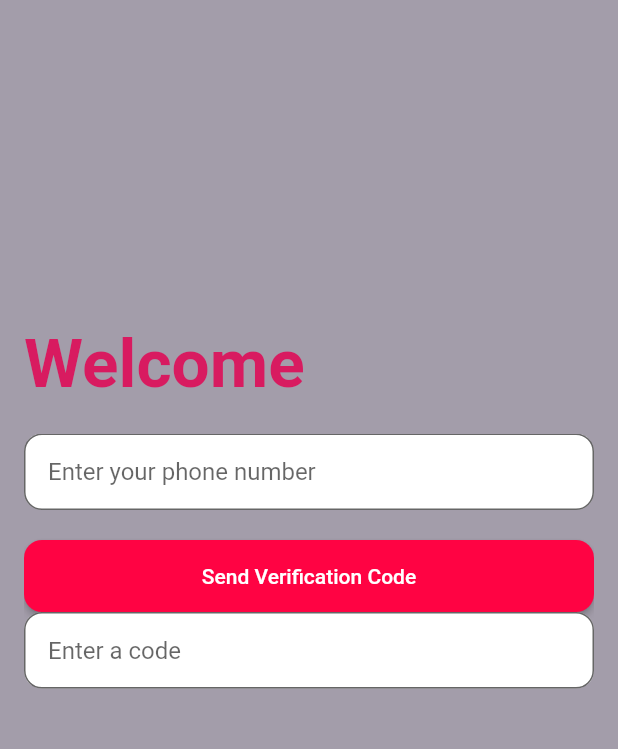
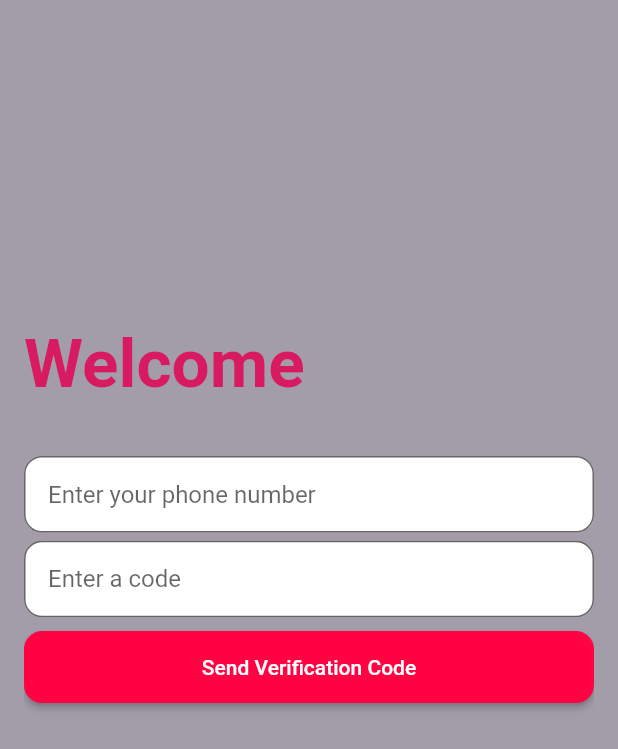
Before and after one commit to qweufibeze/charless, a Flutter app: the PhoneAuthScreenContent screen opened directly, after a tap on "Send Verification Code", on a phone screen of 412 x 824 dp. Shown: the top 749 px of the screen. Run offline on Flutter 3.47's test engine with Material 2 defaults, Android fonts, the phone set to English and light mode, and no system bars; our stand-ins replace firebase_core, flutter_bloc, mask_text_input_formatter; accounts and stored records are empty.

Commit message:
доделал анимацию появления ввода формы ввода после нажатия кнопки отправки номера телефона.
Дальше попробую подключить аутентификации по firebase

```diff
--- a/lib/phone_auth_screen.dart
+++ b/lib/phone_auth_screen.dart
@@ -67,7 +67,7 @@ class PhoneAuthScreenContent extends StatelessWidget {
                 color: Colors.pink.shade600,
               ),
             ),
-            const SizedBox(height: 20),
+            const SizedBox(height: 35),
             const PhoneInputField(),
           ],
         ),
@@ -83,7 +83,7 @@ class PhoneInputField extends StatefulWidget {
   _PhoneInputFieldState createState() => _PhoneInputFieldState();
 }
 
-class _PhoneInputFieldState extends State<PhoneInputField>  {
+class _PhoneInputFieldState extends State<PhoneInputField> with SingleTickerProviderStateMixin  {
   final _phoneController = TextEditingController();
   final _formKey = GlobalKey<FormState>();
   var _isShowWidget= false;
@@ -98,15 +98,59 @@ class _PhoneInputFieldState extends State<PhoneInputField>  {
     });
   }
 
+  late AnimationController _controllerInputPhone;
+  late Animation<Offset> _offsetAnimationInputPhone;
+
+  late AnimationController _controllerSendButton;
+  late Animation<Offset> _offsetAnimationSendButton;
+
+  @override
+  void initState() {
+    super.initState();
+    _controllerInputPhone = AnimationController(
+      vsync: this,
+      duration: const Duration(milliseconds: 1500),
+    );
+
+    _offsetAnimationInputPhone = Tween<Offset>(
+      begin: const Offset(0, 0),
+      end: const Offset(0, 0),
+    ).animate(CurvedAnimation(
+      parent: _controllerInputPhone,
+      curve: Curves.fastOutSlowIn,
+    ));
+
+
+    _offsetAnimationSendButton = Tween<Offset>(
+      begin: const Offset(0, 0),
+      end: const Offset(0, 1),
+    ).animate(CurvedAnimation(
+      parent: _controllerInputPhone,
+      curve: Curves.fastOutSlowIn,
+    ));
+  }
+
+  void _startAnimationInputPhone(){
+    _controllerInputPhone.forward();
+  }
+
+  void _startAnimationSendButton(){
+    _controllerSendButton.forward();
+  }
+
   @override
   Widget build(BuildContext context) {
-    return Form(
+    return SizedBox(
+      height: 200,
+      child: Form(
         key: _formKey,
         child: Stack(
           children: <Widget>[
             Column(
               children: [
-              TextFormField(
+                SlideTransition(
+                  position: _offsetAnimationInputPhone,
+                  child: TextFormField(
                     controller: _phoneController,
                     keyboardType: TextInputType.phone,
                     inputFormatters: [_phoneFormatter],
@@ -126,9 +170,16 @@ class _PhoneInputFieldState extends State<PhoneInputField>  {
                       return null;
                     },
                   ),
+                ),
                 const SizedBox(height: 20),
-              ElevatedButton(
-                onPressed: _toggleWidget,
+                SlideTransition(
+                  position: _offsetAnimationSendButton,
+                  child: ElevatedButton(
+                    onPressed:(){
+                      _startAnimationInputPhone();
+                      _toggleWidget();
+                      _startAnimationSendButton();
+                    },
                     style: ElevatedButton.styleFrom(
                       padding: const EdgeInsets.symmetric(vertical: 16),
                       backgroundColor: const Color.fromARGB(255, 255, 3, 67),
@@ -139,18 +190,20 @@ class _PhoneInputFieldState extends State<PhoneInputField>  {
                     ),
                     child: const Text('Send Verification Code'),
                   ),
+                ),
                 if(_isShowWidget)
                   const CreateNewWidget(),
               ],
             ),
-          if(_isShowWidget) // Add this Positioned widget
+            if(_isShowWidget)
               Positioned(
-              top: MediaQuery.of(context).size.height * 0.5, // Adjust this value as needed
+                top: MediaQuery.of(context).size.height * 0.5,
                 left: 16,
                 right: 16,
                 child: const CreateNewWidget(),
               ),
           ],
+        ),
       ),
     );
   }
@@ -164,13 +217,14 @@ class CreateNewWidget extends StatefulWidget {
 }
 
 class _CreateNewWidget extends State<CreateNewWidget> with SingleTickerProviderStateMixin {
-  late AnimationController _controller;
-  late Animation<Offset> _offsetAnimation;
-
+  final _phoneController = TextEditingController();
   final MaskTextInputFormatter _phoneFormatter = MaskTextInputFormatter(
     mask: '### ###',
     filter: {'#': RegExp(r'[0-9]')},
   );
+
+  late AnimationController _controller;
+  late Animation<Offset> _offsetAnimation;
 
   @override
   void initState() {
@@ -181,28 +235,21 @@ class _CreateNewWidget extends State<CreateNewWidget> with SingleTickerProviderS
     );
 
     _offsetAnimation = Tween<Offset>(
-      begin: const Offset(0, -1.36), // Start above the top
-      end: const Offset(0, 0), // End at the center
+      begin: const Offset(0, -2.0),
+      end: const Offset(0, -1.225),
     ).animate(CurvedAnimation(
       parent: _controller,
       curve: Curves.fastOutSlowIn,
     ));
-    _controller.forward(); // Start the animation
-  }
-
-  @override
-  void dispose() {
-    _controller.dispose();
-    super.dispose();
+    _controller.forward();
   }
 
   @override
   Widget build(BuildContext context) {
-    return Container(
-      alignment: Alignment.topCenter,
-      child: SlideTransition(
+    return SlideTransition(
       position: _offsetAnimation,
       child: TextFormField(
+        controller: _phoneController,
         inputFormatters: [_phoneFormatter],
         keyboardType: TextInputType.phone,
         decoration: InputDecoration(
@@ -221,7 +268,6 @@ class _CreateNewWidget extends State<CreateNewWidget> with SingleTickerProviderS
           return null;
         },
       ),
-      ),
     );
   }
 }
```
Lines whose indentation alone changed are shown as unchanged.
